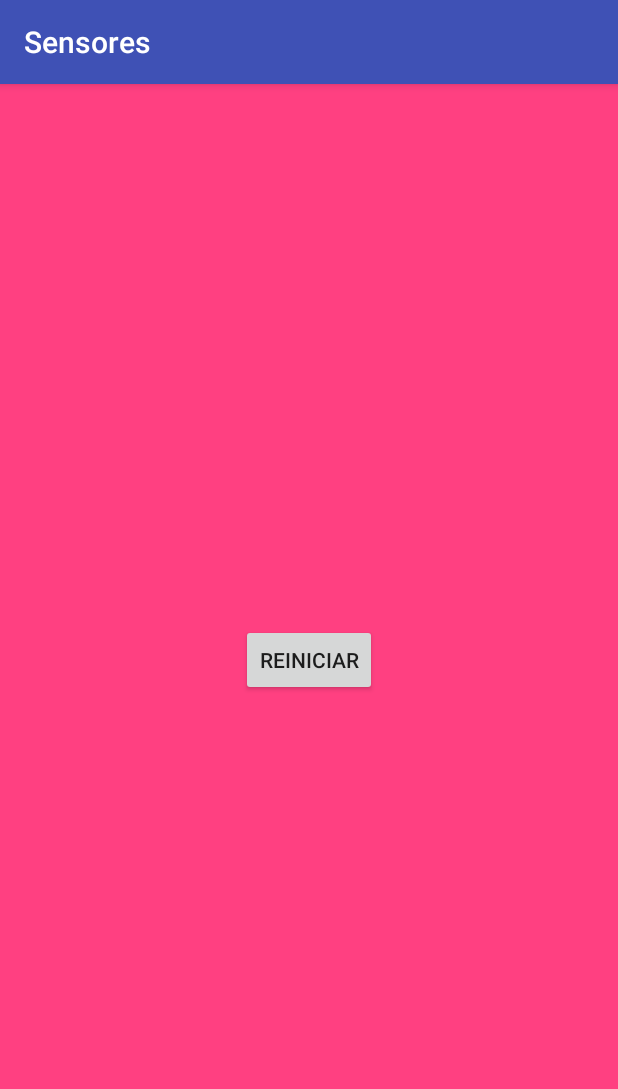
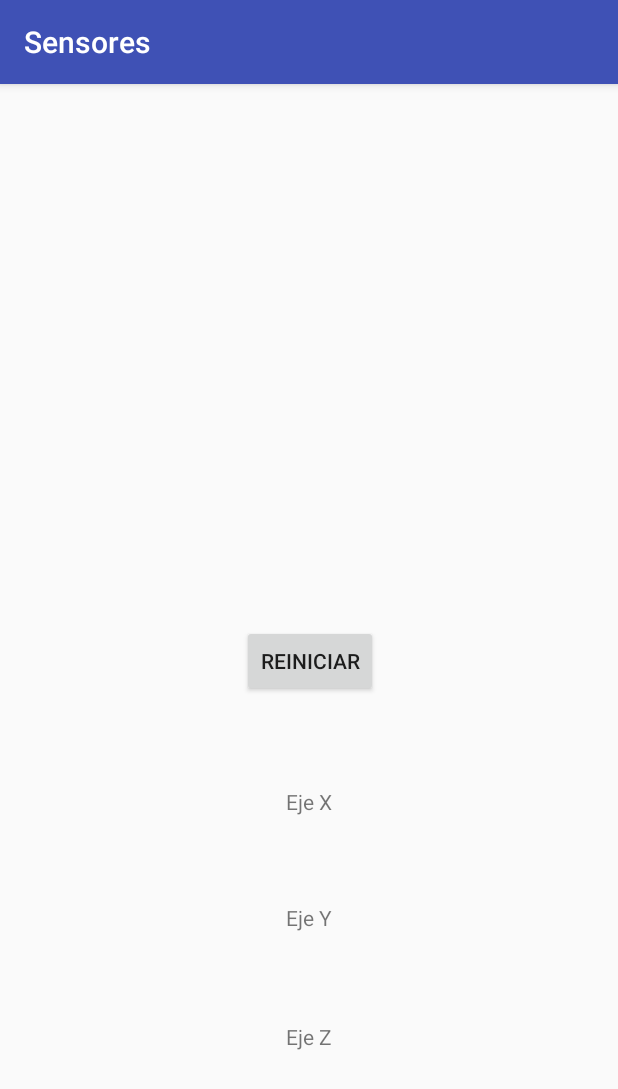
Before and after one commit to sinestesia/Sensores, an Android app: the screen it shows after launch (MainActivity), after a tap on "REINICIAR", on a phone screen of 412 x 824 dp. Shown: the top 1089 px of the screen. Run offline under Robolectric (Android 15) with nearby library versions, the phone set to English and light mode, and no system bars.

Commit message:
información de acelerómetro en pantalla

```diff
--- a/app/src/main/java/es/pamp/sensores/MainActivity.java
+++ b/app/src/main/java/es/pamp/sensores/MainActivity.java
@@ -10,8 +10,14 @@ import android.view.View;
 import android.widget.Button;
 import android.widget.TextView;
 
+import org.w3c.dom.Text;
+
 public class MainActivity extends AppCompatActivity {
     private ConstraintLayout layout;
+    private Sensores sensores;
+    TextView xTV;
+    TextView yTV;
+    TextView zTV;
 
     @Override
     protected void onCreate(Bundle savedInstanceState) {
@@ -21,12 +27,15 @@ public class MainActivity extends AppCompatActivity {
         layout = (ConstraintLayout) findViewById(R.id.layout);
         TextView acelerometroTV = (TextView) findViewById(R.id.acelerometro);
         TextView giroscopioTV = (TextView) findViewById(R.id.giroscopio);
+        xTV = (TextView) findViewById(R.id.xTV);
+        yTV = (TextView) findViewById(R.id.yTV);
+        zTV = (TextView) findViewById(R.id.zTV);
         acelerometroTV.setVisibility(View.INVISIBLE);
         giroscopioTV.setVisibility(View.INVISIBLE);
 
         Button reiniciar =(Button) findViewById(R.id.reiniciarBoton);
 
-        final Sensores sensores = new Sensores();
+        sensores = new Sensores();
         sensores.setMainActivity(this);
         SensorManager sensorManager = (SensorManager) getSystemService(SENSOR_SERVICE);
 
@@ -47,20 +56,22 @@ public class MainActivity extends AppCompatActivity {
         reiniciar.setOnClickListener(new View.OnClickListener() {
             @Override
             public void onClick(View v) {
-                layout.setBackgroundResource(R.color.colorPrimary);
+                layout.setBackgroundColor(0x000000);
+                //layout.setBackgroundResource(R.color.colorPrimaryDark);
                 sensores.setInicializado(false);
             }
         });
     }
 
-
-    public void reiniciar(){
-        layout.setBackgroundResource(R.color.colorPrimary);
-    }
     public void colorear(){
 
         layout.setBackgroundResource(R.color.colorAccent);
         //layout.setBackgroundColor(0x000000);
 
     }
+    public void escribirInfo(float x, float y, float z){
+        xTV.setText("x = " + Float.toString(x));
+        yTV.setText("y = " + Float.toString(y));
+        zTV.setText("z = " + Float.toString(z));
+    }
 }
--- a/app/src/main/java/es/pamp/sensores/Sensores.java
+++ b/app/src/main/java/es/pamp/sensores/Sensores.java
@@ -43,6 +43,7 @@ public class Sensores implements SensorEventListener {
             }
             valor2 = valor;
         }
+        mainActivity.escribirInfo(event.values[0], event.values[1],event.values[2]);
 
     }
 
--- a/app/src/main/res/layout/activity_main.xml
+++ b/app/src/main/res/layout/activity_main.xml
@@ -46,6 +46,53 @@
         android:layout_marginRight="8dp"
         app:layout_constraintRight_toRightOf="parent"
         android:layout_marginLeft="8dp"
-        app:layout_constraintLeft_toLeftOf="parent" />
+        app:layout_constraintLeft_toLeftOf="parent"
+        app:layout_constraintHorizontal_bias="0.503"
+        app:layout_constraintVertical_bias="0.501" />
+
+    <TextView
+        android:id="@+id/xTV"
+        android:layout_width="wrap_content"
+        android:layout_height="wrap_content"
+        android:layout_marginBottom="8dp"
+        android:layout_marginLeft="8dp"
+        android:layout_marginRight="8dp"
+        android:layout_marginTop="8dp"
+        android:text="Eje X"
+        app:layout_constraintBottom_toBottomOf="parent"
+        app:layout_constraintLeft_toLeftOf="parent"
+        app:layout_constraintRight_toRightOf="parent"
+        app:layout_constraintTop_toTopOf="parent"
+        app:layout_constraintVertical_bias="0.629" />
+
+    <TextView
+        android:id="@+id/yTV"
+        android:layout_width="wrap_content"
+        android:layout_height="wrap_content"
+        android:layout_marginBottom="8dp"
+        android:layout_marginLeft="8dp"
+        android:layout_marginRight="8dp"
+        android:layout_marginTop="8dp"
+        android:text="Eje Y"
+        app:layout_constraintBottom_toBottomOf="parent"
+        app:layout_constraintLeft_toLeftOf="parent"
+        app:layout_constraintRight_toRightOf="parent"
+        app:layout_constraintTop_toTopOf="parent"
+        app:layout_constraintVertical_bias="0.734" />
+
+    <TextView
+        android:id="@+id/zTV"
+        android:layout_width="wrap_content"
+        android:layout_height="wrap_content"
+        android:layout_marginBottom="8dp"
+        android:layout_marginLeft="8dp"
+        android:layout_marginRight="8dp"
+        android:layout_marginTop="8dp"
+        android:text="Eje Z"
+        app:layout_constraintBottom_toBottomOf="parent"
+        app:layout_constraintLeft_toLeftOf="parent"
+        app:layout_constraintRight_toRightOf="parent"
+        app:layout_constraintTop_toTopOf="parent"
+        app:layout_constraintVertical_bias="0.843" />
 
 </android.support.constraint.ConstraintLayout>
```
